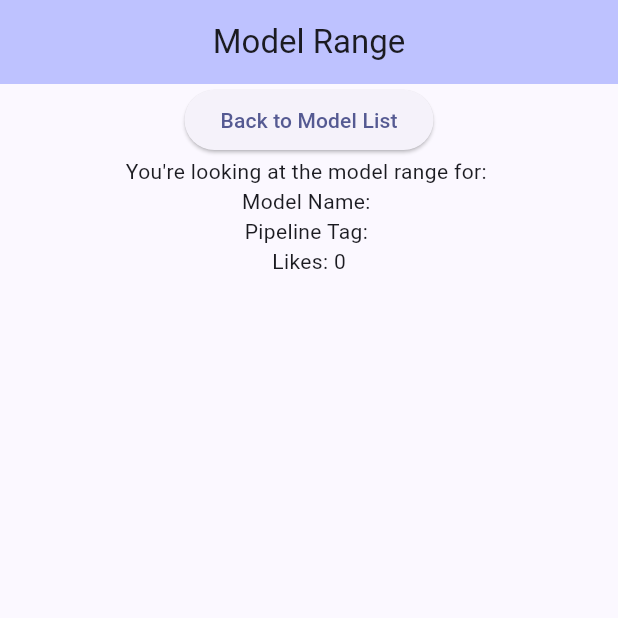
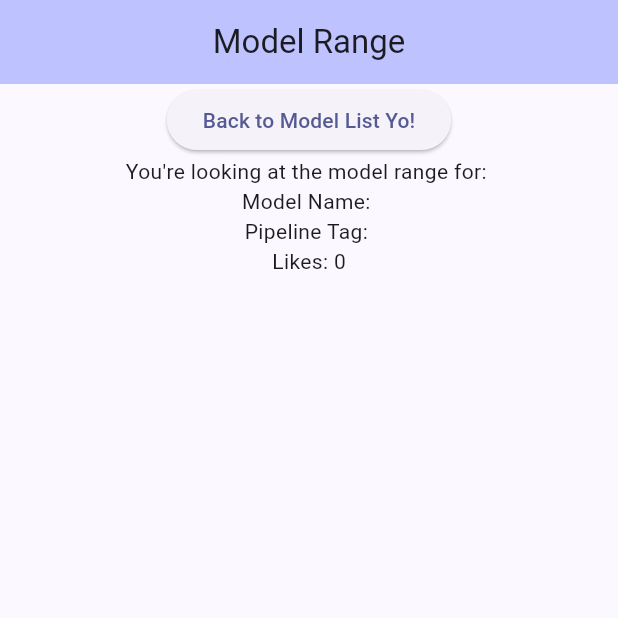
Before and after one commit to ahstewart/modelRange, a Flutter app: the screen it shows after launch, item 2 of the bottom bar chosen, on a phone screen of 412 x 824 dp, the top half of it. Run offline on Flutter 3.47's test engine with Material 3 defaults, Android fonts, the phone set to English and light mode, and no system bars; our stand-ins replace flutter_riverpod, riverpod_annotation.

Commit message:
silly change

```diff
--- a/lib/main.dart
+++ b/lib/main.dart
@@ -164,7 +164,7 @@ class ModelRange extends ConsumerWidget {
             onPressed: () {
               ref.read(selectedIndexProvider.notifier).state = 0;
             },
-            child: Text('Back to Model List'),
+            child: Text('Back to Model List Yo!'),
           ),
           Text("You're looking at the model range for: "),
           Text('Model Name: ${selectedModel.name}'),
```
